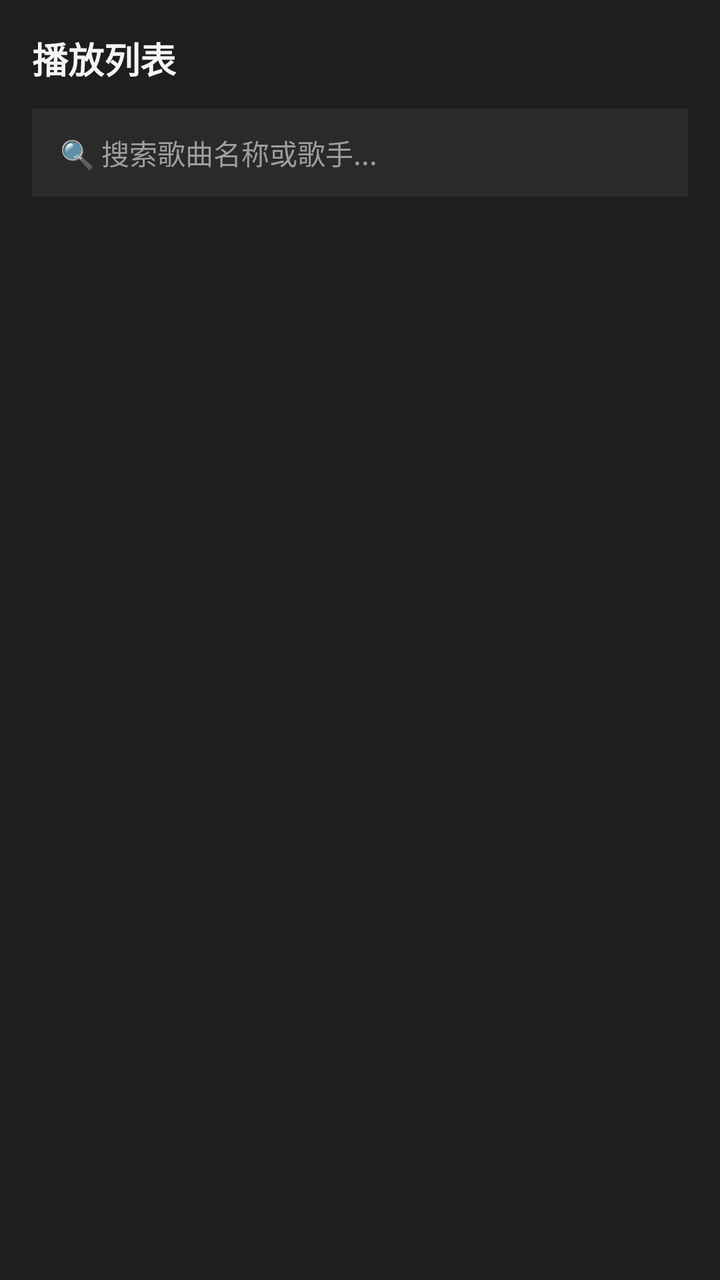
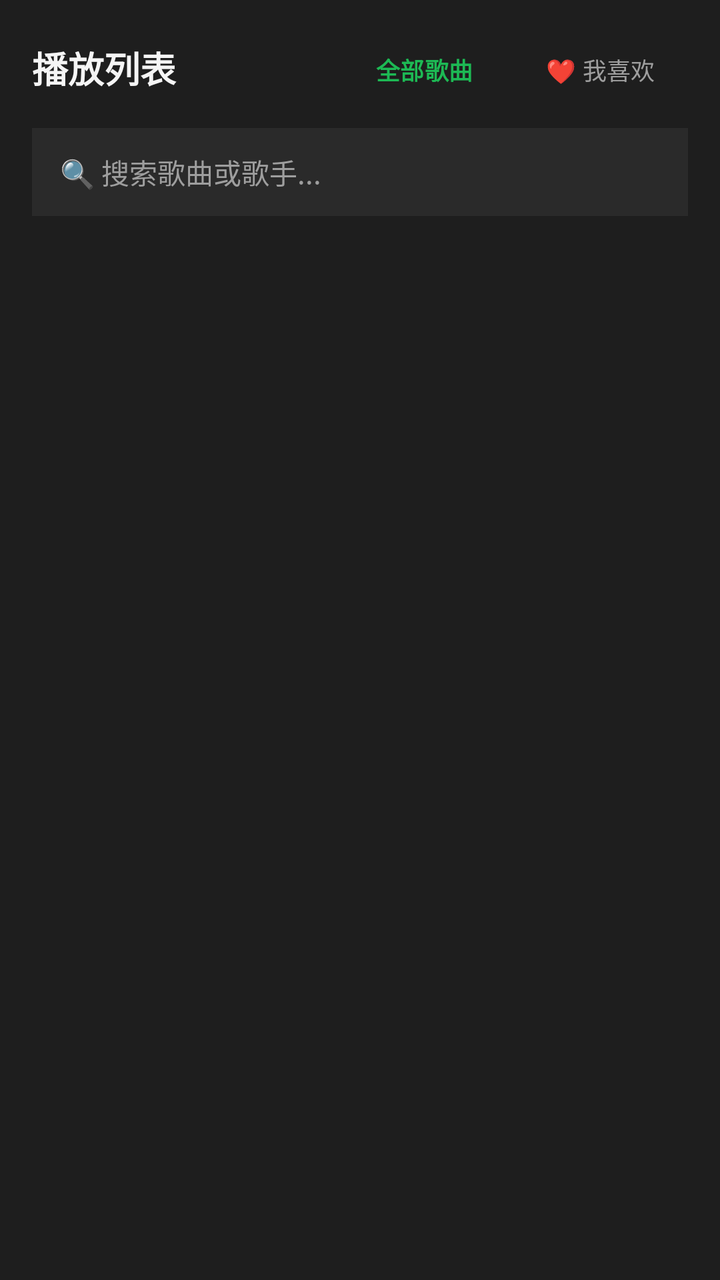

An Android layout rendered at two revisions. The XML below is the earlier revision; the diff shows what the commit changed to produce the second picture.
<!-- AndroidManifest.xml: application theme Theme.LocalMusicPlayer -->
<!-- res/layout/dialog_playlist.xml -->
<?xml version="1.0" encoding="utf-8"?>
<LinearLayout xmlns:android="http://schemas.android.com/apk/res/android"
    android:layout_width="match_parent"
    android:layout_height="wrap_content"
    android:background="@color/card_bg"
    android:orientation="vertical"
    android:padding="16dp">

    
    <TextView
        android:id="@+id/tvPlaylistHeader"
        android:layout_width="match_parent"
        android:layout_height="wrap_content"
        android:layout_marginBottom="12dp"
        android:text="播放列表"
        android:textColor="@color/text_primary"
        android:textSize="18sp"
        android:textStyle="bold" />

    
    <EditText
        android:id="@+id/etSearchSong"
        android:layout_width="match_parent"
        android:layout_height="44dp"
        android:layout_marginBottom="12dp"
        android:background="#2A2A2A"
        android:hint="🔍 搜索歌曲名称或歌手..."
        android:textColor="@color/white"
        android:textColorHint="@color/text_secondary"
        android:textSize="14sp"
        android:paddingStart="14dp"
        android:paddingEnd="14dp"
        android:singleLine="true" />

    
    <androidx.recyclerview.widget.RecyclerView
        android:id="@+id/rvPlaylist"
        android:layout_width="match_parent"
        android:layout_height="320dp" />

</LinearLayout>
<!-- resources referenced by this layout -->
<resources>
  <color name="card_bg">#1E1E1E</color>
  <color name="text_primary">#F5F5F5</color>
  <color name="text_secondary">#9E9E9E</color>
  <color name="white">#FFFFFFFF</color>
  <style name="Theme.LocalMusicPlayer" parent="Theme.Material3.DayNight.NoActionBar">
          <item name="android:statusBarColor">@color/bg_dark</item>
          <item name="android:windowBackground">@color/bg_dark</item>
          <item name="android:navigationBarColor">@color/bg_dark</item>
          <item name="colorPrimary">@color/accent_green</item>
      </style>
  <color name="bg_dark">#121212</color>
  <color name="accent_green">#1DB954</color>
</resources>

<!-- the commit's change to res/layout/dialog_playlist.xml (unified diff, before → after) -->
@@ -7,15 +7,41 @@
     android:padding="16dp">
 
     
-    <TextView
-        android:id="@+id/tvPlaylistHeader"
+    <LinearLayout
         android:layout_width="match_parent"
         android:layout_height="wrap_content"
-        android:layout_marginBottom="12dp"
-        android:text="播放列表"
-        android:textColor="@color/text_primary"
-        android:textSize="18sp"
-        android:textStyle="bold" />
+        android:gravity="center_vertical"
+        android:orientation="horizontal"
+        android:layout_marginBottom="12dp">
+
+        <TextView
+            android:layout_width="0dp"
+            android:layout_height="wrap_content"
+            android:layout_weight="1"
+            android:text="播放列表"
+            android:textColor="@color/text_primary"
+            android:textSize="18sp"
+            android:textStyle="bold" />
+
+        <Button
+            android:id="@+id/btnTabAll"
+            style="@style/Widget.Material3.Button.TextButton"
+            android:layout_width="wrap_content"
+            android:layout_height="36dp"
+            android:text="全部歌曲"
+            android:textColor="@color/accent_green"
+            android:textSize="12sp"
+            android:textStyle="bold" />
+
+        <Button
+            android:id="@+id/btnTabFavorites"
+            style="@style/Widget.Material3.Button.TextButton"
+            android:layout_width="wrap_content"
+            android:layout_height="36dp"
+            android:text="❤️ 我喜欢"
+            android:textColor="@color/text_secondary"
+            android:textSize="12sp" />
+    </LinearLayout>
 
     
     <EditText
@@ -24,7 +50,7 @@
         android:layout_height="44dp"
         android:layout_marginBottom="12dp"
         android:background="#2A2A2A"
-        android:hint="🔍 搜索歌曲名称或歌手..."
+        android:hint="🔍 搜索歌曲或歌手..."
         android:textColor="@color/white"
         android:textColorHint="@color/text_secondary"
         android:textSize="14sp"
@@ -32,7 +58,6 @@
         android:paddingEnd="14dp"
         android:singleLine="true" />
 
-    
     <androidx.recyclerview.widget.RecyclerView
         android:id="@+id/rvPlaylist"
         android:layout_width="match_parent"
